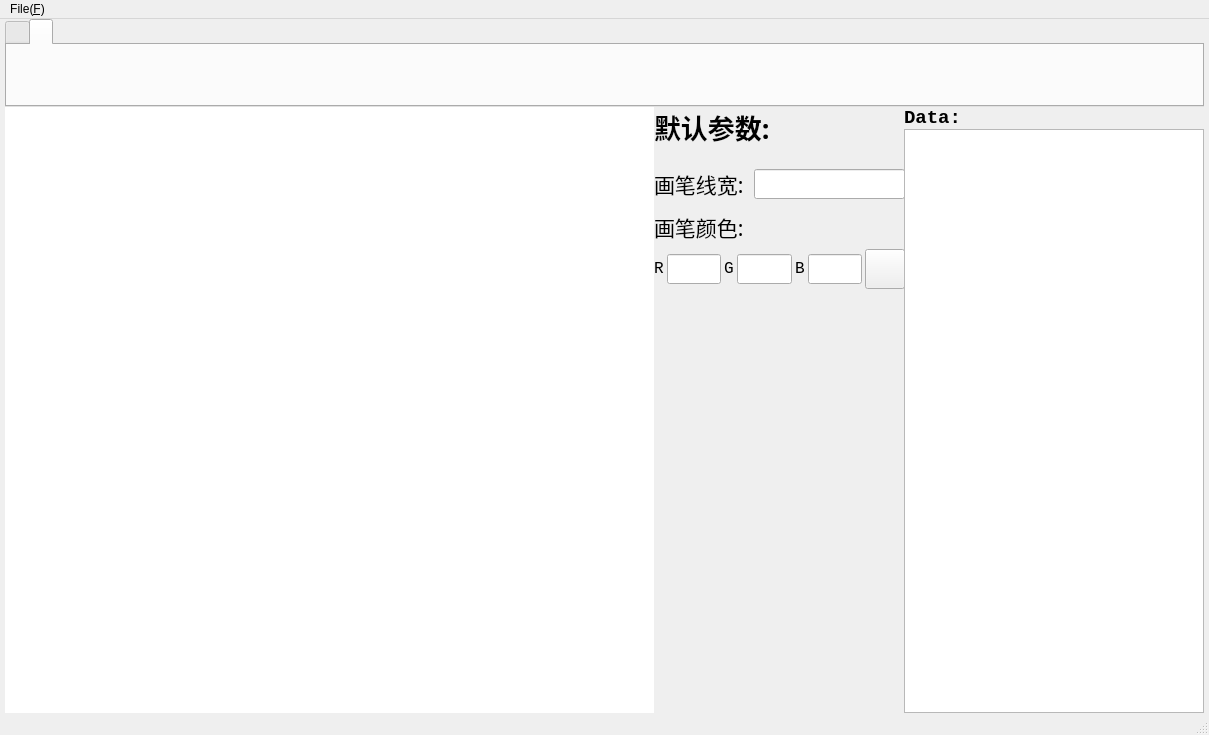
The window that mainwindow.ui (BC-driver/CSGrapher) describes before a commit, drawn with Qt 5.
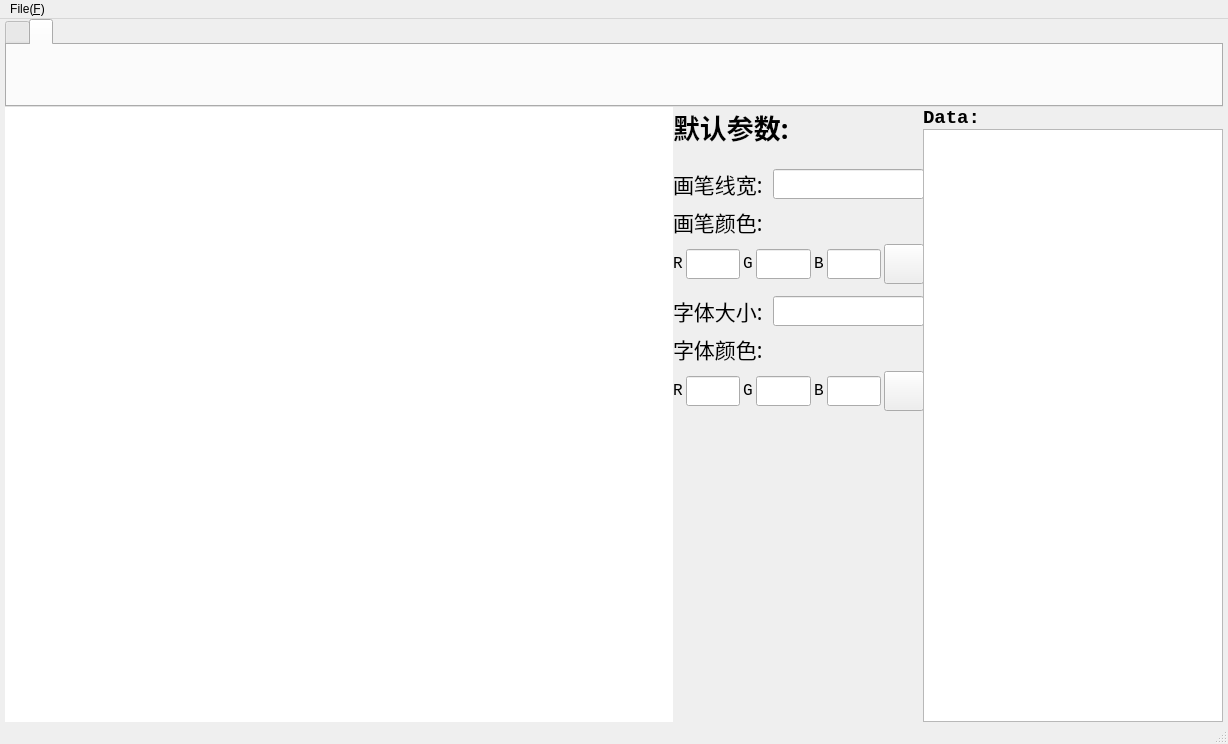
The same window after the commit. The open tabs and pages were chosen to show the change. Custom widgets are drawn as their Qt base class.

Commit message: modified:   CSGraph.pro.user 	modified:   element.cpp 	modified:   element.h 	modified:   mainwindow.cpp 	modified:   mainwindow.h 	modified:   mainwindow.ui 	modified:   paintwidget.cpp 	modified:   paintwidget.h

```diff
--- a/mainwindow.ui
+++ b/mainwindow.ui
@@ -6,8 +6,8 @@
    <rect>
     <x>0</x>
     <y>0</y>
-    <width>1209</width>
-    <height>735</height>
+    <width>1228</width>
+    <height>744</height>
    </rect>
   </property>
   <property name="windowTitle">
@@ -196,6 +196,12 @@
        </property>
        <item>
         <widget class="PaintWidget" name="board" native="true">
+         <property name="sizePolicy">
+          <sizepolicy hsizetype="Expanding" vsizetype="Expanding">
+           <horstretch>0</horstretch>
+           <verstretch>0</verstretch>
+          </sizepolicy>
+         </property>
          <property name="minimumSize">
           <size>
            <width>500</width>
@@ -228,7 +234,7 @@
             <x>0</x>
             <y>0</y>
             <width>251</width>
-            <height>601</height>
+            <height>621</height>
            </rect>
           </property>
           <layout class="QVBoxLayout" name="objectInfoLayout">
@@ -301,22 +307,6 @@
              </item>
             </layout>
            </item>
-           <item>
-            <spacer name="verticalSpacer_3">
-             <property name="orientation">
-              <enum>Qt::Vertical</enum>
-             </property>
-             <property name="sizeType">
-              <enum>QSizePolicy::Maximum</enum>
-             </property>
-             <property name="sizeHint" stdset="0">
-              <size>
-               <width>88</width>
-               <height>5</height>
-              </size>
-             </property>
-            </spacer>
-           </item>
            <item>
             <widget class="QLabel" name="InfoTitle_3">
              <property name="sizePolicy">
@@ -366,6 +356,12 @@
              </item>
              <item>
               <widget class="QLineEdit" name="rLineColorLineEdit">
+               <property name="sizePolicy">
+                <sizepolicy hsizetype="Expanding" vsizetype="Fixed">
+                 <horstretch>0</horstretch>
+                 <verstretch>0</verstretch>
+                </sizepolicy>
+               </property>
                <property name="font">
                 <font>
                  <family>Consolas</family>
@@ -433,7 +429,7 @@
              <item>
               <widget class="QLineEdit" name="bLineColorLineEdit">
                <property name="sizePolicy">
-                <sizepolicy hsizetype="Expanding" vsizetype="Maximum">
+                <sizepolicy hsizetype="Expanding" vsizetype="Fixed">
                  <horstretch>0</horstretch>
                  <verstretch>0</verstretch>
                 </sizepolicy>
@@ -483,6 +479,232 @@
              </item>
             </layout>
            </item>
+           <item>
+            <spacer name="verticalSpacer_3">
+             <property name="orientation">
+              <enum>Qt::Vertical</enum>
+             </property>
+             <property name="sizeType">
+              <enum>QSizePolicy::Maximum</enum>
+             </property>
+             <property name="sizeHint" stdset="0">
+              <size>
+               <width>88</width>
+               <height>5</height>
+              </size>
+             </property>
+            </spacer>
+           </item>
+           <item>
+            <layout class="QHBoxLayout" name="horizontalLayout_6">
+             <property name="spacing">
+              <number>10</number>
+             </property>
+             <item>
+              <widget class="QLabel" name="InfoTitle_5">
+               <property name="sizePolicy">
+                <sizepolicy hsizetype="Preferred" vsizetype="Maximum">
+                 <horstretch>0</horstretch>
+                 <verstretch>0</verstretch>
+                </sizepolicy>
+               </property>
+               <property name="font">
+                <font>
+                 <family>等线</family>
+                 <pointsize>16</pointsize>
+                 <weight>50</weight>
+                 <bold>false</bold>
+                </font>
+               </property>
+               <property name="text">
+                <string>字体大小:</string>
+               </property>
+              </widget>
+             </item>
+             <item>
+              <widget class="QLineEdit" name="fontSizelineEdit">
+               <property name="font">
+                <font>
+                 <family>Consolas</family>
+                 <pointsize>14</pointsize>
+                </font>
+               </property>
+              </widget>
+             </item>
+            </layout>
+           </item>
+           <item>
+            <widget class="QLabel" name="InfoTitle_4">
+             <property name="sizePolicy">
+              <sizepolicy hsizetype="Minimum" vsizetype="Maximum">
+               <horstretch>0</horstretch>
+               <verstretch>0</verstretch>
+              </sizepolicy>
+             </property>
+             <property name="font">
+              <font>
+               <family>等线</family>
+               <pointsize>16</pointsize>
+               <weight>50</weight>
+               <bold>false</bold>
+              </font>
+             </property>
+             <property name="text">
+              <string>字体颜色:</string>
+             </property>
+            </widget>
+           </item>
+           <item>
+            <layout class="QHBoxLayout" name="horizontalLayout_5">
+             <property name="spacing">
+              <number>3</number>
+             </property>
+             <item>
+              <widget class="QLabel" name="label_3">
+               <property name="sizePolicy">
+                <sizepolicy hsizetype="Preferred" vsizetype="Maximum">
+                 <horstretch>0</horstretch>
+                 <verstretch>0</verstretch>
+                </sizepolicy>
+               </property>
+               <property name="font">
+                <font>
+                 <family>Consolas</family>
+                 <pointsize>12</pointsize>
+                 <weight>50</weight>
+                 <bold>false</bold>
+                </font>
+               </property>
+               <property name="text">
+                <string>R</string>
+               </property>
+              </widget>
+             </item>
+             <item>
+              <widget class="QLineEdit" name="rFontColorLineEdit">
+               <property name="sizePolicy">
+                <sizepolicy hsizetype="Expanding" vsizetype="Fixed">
+                 <horstretch>0</horstretch>
+                 <verstretch>0</verstretch>
+                </sizepolicy>
+               </property>
+               <property name="font">
+                <font>
+                 <family>Consolas</family>
+                 <pointsize>14</pointsize>
+                 <weight>75</weight>
+                 <bold>true</bold>
+                </font>
+               </property>
+              </widget>
+             </item>
+             <item>
+              <widget class="QLabel" name="label_6">
+               <property name="sizePolicy">
+                <sizepolicy hsizetype="Preferred" vsizetype="Maximum">
+                 <horstretch>0</horstretch>
+                 <verstretch>0</verstretch>
+                </sizepolicy>
+               </property>
+               <property name="font">
+                <font>
+                 <family>Consolas</family>
+                 <pointsize>12</pointsize>
+                 <weight>50</weight>
+                 <bold>false</bold>
+                </font>
+               </property>
+               <property name="text">
+                <string>G</string>
+               </property>
+              </widget>
+             </item>
+             <item>
+              <widget class="QLineEdit" name="gFontColorLineEdit">
+               <property name="font">
+                <font>
+                 <family>Consolas</family>
+                 <pointsize>14</pointsize>
+                 <weight>75</weight>
+                 <bold>true</bold>
+                </font>
+               </property>
+              </widget>
+             </item>
+             <item>
+              <widget class="QLabel" name="label_7">
+               <property name="sizePolicy">
+                <sizepolicy hsizetype="Preferred" vsizetype="Maximum">
+                 <horstretch>0</horstretch>
+                 <verstretch>0</verstretch>
+                </sizepolicy>
+               </property>
+               <property name="font">
+                <font>
+                 <family>Consolas</family>
+                 <pointsize>12</pointsize>
+                 <weight>50</weight>
+                 <bold>false</bold>
+                </font>
+               </property>
+               <property name="text">
+                <string>B</string>
+               </property>
+              </widget>
+             </item>
+             <item>
+              <widget class="QLineEdit" name="bFontColorLineEdit">
+               <property name="sizePolicy">
+                <sizepolicy hsizetype="Expanding" vsizetype="Fixed">
+                 <horstretch>0</horstretch>
+                 <verstretch>0</verstretch>
+                </sizepolicy>
+               </property>
+               <property name="font">
+                <font>
+                 <family>Consolas</family>
+                 <pointsize>14</pointsize>
+                 <weight>75</weight>
+                 <bold>true</bold>
+                </font>
+               </property>
+              </widget>
+             </item>
+             <item>
+              <widget class="QPushButton" name="fontColorDisplayScreen">
+               <property name="sizePolicy">
+                <sizepolicy hsizetype="Minimum" vsizetype="Maximum">
+                 <horstretch>0</horstretch>
+                 <verstretch>0</verstretch>
+                </sizepolicy>
+               </property>
+               <property name="minimumSize">
+                <size>
+                 <width>40</width>
+                 <height>40</height>
+                </size>
+               </property>
+               <property name="maximumSize">
+                <size>
+                 <width>40</width>
+                 <height>40</height>
+                </size>
+               </property>
+               <property name="font">
+                <font>
+                 <family>Consolas</family>
+                 <pointsize>12</pointsize>
+                 <weight>75</weight>
+                 <bold>true</bold>
+                </font>
+               </property>
+               <property name="text">
+                <string/>
+               </property>
+              </widget>
+             </item>
+            </layout>
+           </item>
            <item>
             <spacer name="verticalSpacer_2">
              <property name="orientation">
@@ -571,7 +793,7 @@
     <rect>
      <x>0</x>
      <y>0</y>
-     <width>1209</width>
+     <width>1228</width>
      <height>26</height>
     </rect>
    </property>
```
Left out of the diff: 2 changed lines with no effect on the pictures. The commit also changes 7 other files.
